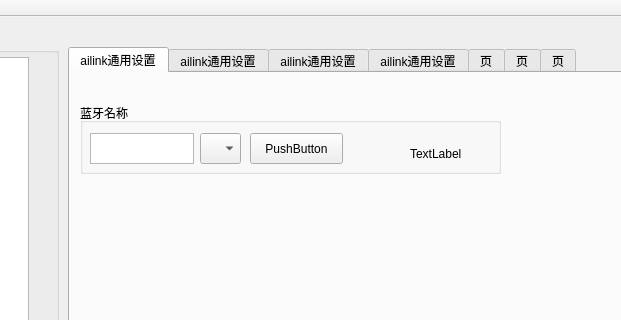
This is uart_demo/mainwindow.ui in maoqian5/QT_ailink_demo as Qt 5 draws it before an edit; both pictures show x 462 to 1083 and y 0 to 320 of the 1208 by 759 pixel window. The edited form follows.
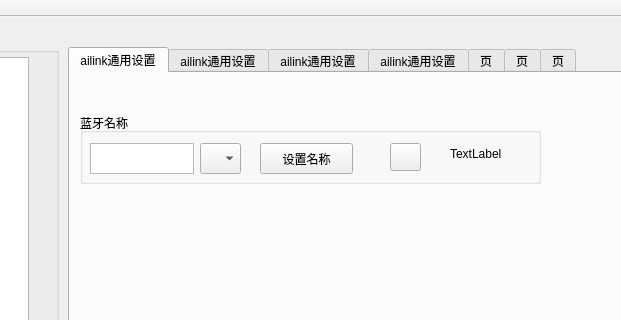
This is the edited form.

```diff
--- a/uart_demo/mainwindow.ui
+++ b/uart_demo/mainwindow.ui
@@ -275,8 +275,8 @@
       <property name="geometry">
        <rect>
         <x>10</x>
-        <y>30</y>
-        <width>421</width>
+        <y>40</y>
+        <width>461</width>
         <height>71</height>
        </rect>
       </property>
@@ -306,21 +306,21 @@
       <widget class="QPushButton" name="pushButton">
        <property name="geometry">
         <rect>
-         <x>170</x>
+         <x>180</x>
          <y>30</y>
          <width>93</width>
          <height>31</height>
         </rect>
        </property>
        <property name="text">
-        <string>PushButton</string>
+        <string>设置名称</string>
        </property>
       </widget>
       <widget class="QLabel" name="label_3">
        <property name="geometry">
         <rect>
-         <x>330</x>
-         <y>40</y>
+         <x>370</x>
+         <y>30</y>
          <width>81</width>
          <height>21</height>
         </rect>
@@ -329,6 +329,19 @@
         <string>TextLabel</string>
        </property>
       </widget>
+      <widget class="QPushButton" name="btn_reflash_BleName">
+       <property name="geometry">
+        <rect>
+         <x>310</x>
+         <y>30</y>
+         <width>31</width>
+         <height>28</height>
+        </rect>
+       </property>
+       <property name="text">
+        <string/>
+       </property>
+      </widget>
      </widget>
     </widget>
     <widget class="QWidget" name="tab_4">
```
Left out of the diff: 8 changed lines with no effect on the pictures.
